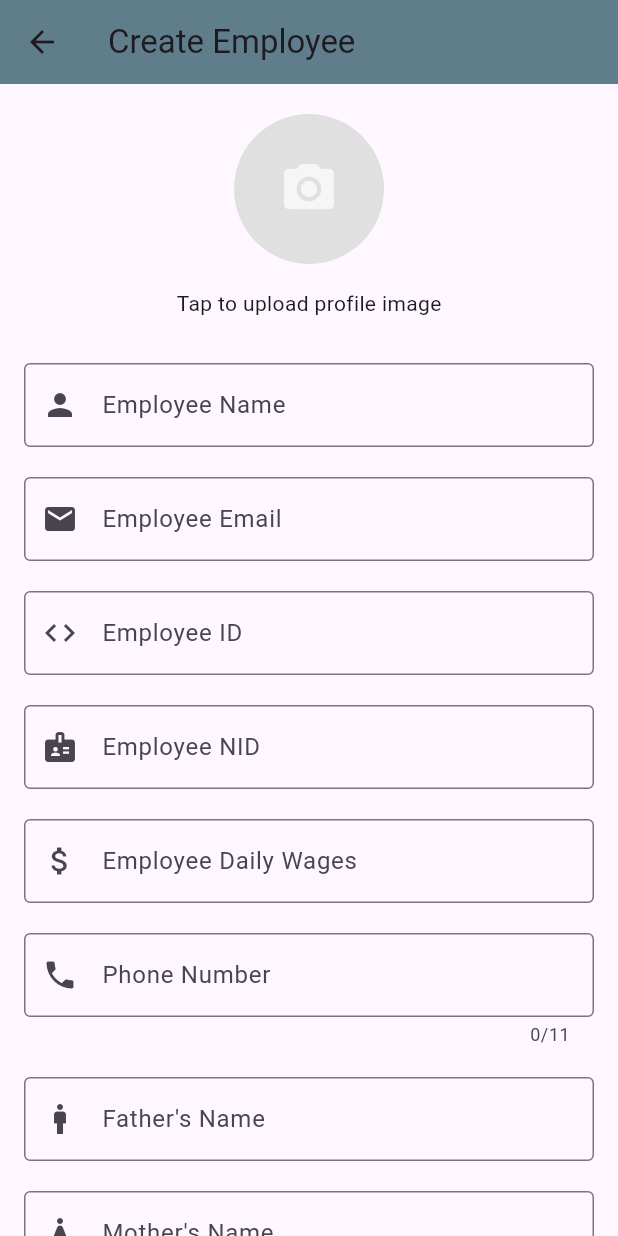
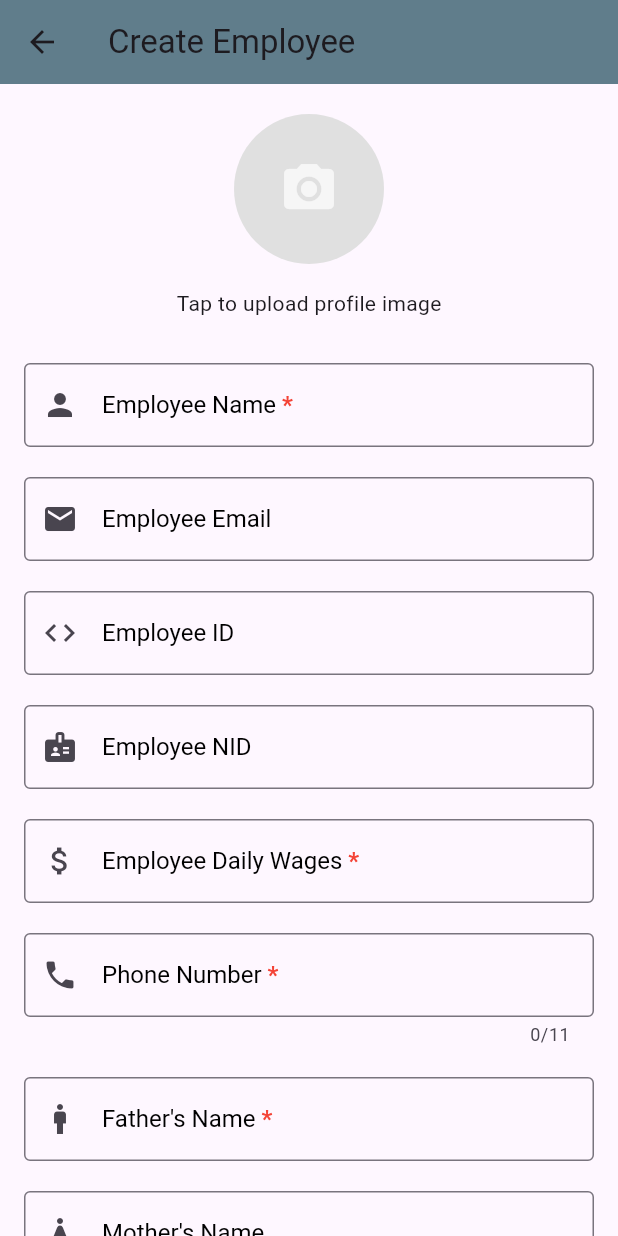
Before and after one commit to zisan-swe/bio_attendance_app, a Flutter app: the EmployeeCreatePage screen opened directly, on a phone screen of 412 x 824 dp. Run offline on Flutter 3.47's test engine with Material 3 defaults, Android fonts, the phone set to English and light mode, and no system bars; our stand-ins replace geolocator, image_picker, sqflite, timezone; accounts and stored records are empty.

```diff
--- a/lib/screens/employee/employee_create_page.dart
+++ b/lib/screens/employee/employee_create_page.dart
@@ -71,7 +71,6 @@ class _EmployeeCreatePageState extends State<EmployeeCreatePage> {
         'Right Little': emp.fingerInfo10,
       };
     } else {
-      // initialize empty
       fingerTemplates = {
         'Left Thumb': '',
         'Left Index': '',
@@ -144,33 +143,12 @@ class _EmployeeCreatePageState extends State<EmployeeCreatePage> {
     }
   }
 
-  // Future<void> _scanFinger(String fingerName) async {
-  //   try {
-  //     final tpl = await _fingerSvc.scanFingerprint();
-  //     setState(() {
-  //       fingerTemplates[fingerName] = tpl;
-  //     });
-  //     ScaffoldMessenger.of(context).showSnackBar(
-  //       SnackBar(content: Text("✅ $fingerName captured")),
-  //     );
-  //   } catch (e) {
-  //     ScaffoldMessenger.of(context).showSnackBar(
-  //       SnackBar(content: Text("❌ $fingerName failed: $e")),
-  //     );
-  //   }
-  // }
-
   Future<void> _scanFinger(String fingerName) async {
     try {
       final tpl = await _fingerSvc.scanFingerprint();
-      print("👉 Captured $fingerName = $tpl");  // Debugging
-
       setState(() {
         fingerTemplates[fingerName] = tpl;
       });
-
-      print("👉 fingerTemplates map = $fingerTemplates"); // Debugging
-
       ScaffoldMessenger.of(context).showSnackBar(
         SnackBar(content: Text("✅ $fingerName captured")),
       );
@@ -181,65 +159,15 @@ class _EmployeeCreatePageState extends State<EmployeeCreatePage> {
     }
   }
 
-
-  // void _save() async {
-  //   if (_formKey.currentState!.validate()) {
-  //     final provider =
-  //     Provider.of<EmployeeProvider>(context, listen: false);
-  //
-  //     final dailyWages =
-  //         double.tryParse(dailyWagesController.text.trim()) ?? 0.0;
-  //
-  //     final employee = EmployeeModel(
-  //       id: widget.employee?.id,
-  //       name: nameController.text.trim(),
-  //       email: emailController.text.trim(),
-  //       employeeNo: codeController.text.trim(),
-  //       nid: nidController.text.trim(),
-  //       dailyWages: dailyWages,
-  //       phone: phoneController.text.trim(),
-  //       fatherName: fatherController.text.trim(),
-  //       motherName: motherController.text.trim(),
-  //       dob: dobController.text.trim(),
-  //       joiningDate: joiningController.text.trim(),
-  //       employeeType: 1,
-  //       fingerInfo1: fingerTemplates['Left Thumb'] ?? '',
-  //       fingerInfo2: fingerTemplates['Left Index'] ?? '',
-  //       fingerInfo3: fingerTemplates['Left Middle'] ?? '',
-  //       fingerInfo4: fingerTemplates['Left Ring'] ?? '',
-  //       fingerInfo5: fingerTemplates['Left Little'] ?? '',
-  //       fingerInfo6: fingerTemplates['Right Thumb'] ?? '',
-  //       fingerInfo7: fingerTemplates['Right Index'] ?? '',
-  //       fingerInfo8: fingerTemplates['Right Middle'] ?? '',
-  //       fingerInfo9: fingerTemplates['Right Ring'] ?? '',
-  //       fingerInfo10: fingerTemplates['Right Little'] ?? '',
-  //       imagePath: _profileImage?.path ?? '',
-  //     );
-  //
-  //     if (widget.employee == null) {
-  //       await provider.addEmployee(employee);
-  //     } else {
-  //       await provider.updateEmployee(employee);
-  //     }
-  //
-  //     ScaffoldMessenger.of(context).showSnackBar(
-  //       const SnackBar(content: Text('✅ Employee Saved Successfully')),
-  //     );
-  //
-  //     Navigator.pop(context, true);
-  //   }
-  // }
-
   Future<void> _save() async {
     if (_formKey.currentState!.validate()) {
       final provider = Provider.of<EmployeeProvider>(context, listen: false);
-
       final dailyWages =
           double.tryParse(dailyWagesController.text.trim()) ?? 0.0;
 
-      // ---- Settings থেকে company_id ফেচ ----
-      final setting = await DatabaseHelper.instance.getSettingBySlug('company_id');
-      final companyId = int.tryParse(setting?.value ?? '') ?? 1; // default = 1
+      final setting =
+      await DatabaseHelper.instance.getSettingBySlug('company_id');
+      final companyId = int.tryParse(setting?.value ?? '') ?? 1;
 
       final employee = EmployeeModel(
         id: widget.employee?.id,
@@ -254,7 +182,7 @@ class _EmployeeCreatePageState extends State<EmployeeCreatePage> {
         dob: dobController.text.trim(),
         joiningDate: joiningController.text.trim(),
         employeeType: 'Wages',
-        companyId:companyId,
+        companyId: companyId,
         fingerInfo1: fingerTemplates['Left Thumb'] ?? '',
         fingerInfo2: fingerTemplates['Left Index'] ?? '',
         fingerInfo3: fingerTemplates['Left Middle'] ?? '',
@@ -274,13 +202,10 @@ class _EmployeeCreatePageState extends State<EmployeeCreatePage> {
         await provider.updateEmployee(employee);
       }
 
-      // 🔹 API তে পাঠানো
       try {
-        // await ApiService.createLabour(employee);
         await ApiService.createLabour(employee.toJson());
         ScaffoldMessenger.of(context).showSnackBar(
-          const SnackBar(
-              content: Text('✅ Employee saved & uploaded to API')),
+          const SnackBar(content: Text('✅ Employee saved & uploaded to API')),
         );
       } catch (e) {
         ScaffoldMessenger.of(context).showSnackBar(
@@ -292,13 +217,33 @@ class _EmployeeCreatePageState extends State<EmployeeCreatePage> {
     }
   }
 
-  Widget _buildInputField(String label, TextEditingController controller,
-      IconData icon,
-      {bool isRequired = true}) {
+  /// 🔹 Common Input Field with optional red asterisk
+  Widget _buildInputField(
+      String label,
+      TextEditingController controller,
+      IconData icon, {
+        bool isRequired = true,
+      }) {
     return TextFormField(
       controller: controller,
       decoration: InputDecoration(
-        labelText: label,
+        label: RichText(
+          text: TextSpan(
+            text: label,
+            style: const TextStyle(color: Colors.black, fontSize: 16),
+            children: isRequired
+                ? const [
+              TextSpan(
+                text: ' *',
+                style: TextStyle(
+                  color: Colors.red,
+                  fontWeight: FontWeight.bold,
+                ),
+              ),
+            ]
+                : [],
+          ),
+        ),
         prefixIcon: Icon(icon),
         border: const OutlineInputBorder(),
       ),
@@ -309,13 +254,28 @@ class _EmployeeCreatePageState extends State<EmployeeCreatePage> {
     );
   }
 
+  /// 🔹 Phone field with red asterisk
   Widget _buildInputFieldPhone(
       String label, TextEditingController controller, IconData icon) {
     return TextFormField(
       controller: controller,
       keyboardType: TextInputType.phone,
       decoration: InputDecoration(
-        labelText: label,
+        label: RichText(
+          text: const TextSpan(
+            text: 'Phone Number',
+            style: TextStyle(color: Colors.black, fontSize: 16),
+            children: [
+              TextSpan(
+                text: ' *',
+                style: TextStyle(
+                  color: Colors.red,
+                  fontWeight: FontWeight.bold,
+                ),
+              ),
+            ],
+          ),
+        ),
         prefixIcon: Icon(icon),
         border: const OutlineInputBorder(),
       ),
@@ -331,25 +291,46 @@ class _EmployeeCreatePageState extends State<EmployeeCreatePage> {
     );
   }
 
+  /// 🔹 Date Field with optional red asterisk
   Widget _buildDateField(
-      String label, TextEditingController controller) {
+      String label,
+      TextEditingController controller, {
+        bool isRequired = true,
+      }) {
     return TextFormField(
       controller: controller,
       readOnly: true,
       onTap: () => _selectDate(context, controller),
       decoration: InputDecoration(
-        labelText: label,
+        label: RichText(
+          text: TextSpan(
+            text: label,
+            style: const TextStyle(color: Colors.black, fontSize: 16),
+            children: isRequired
+                ? const [
+              TextSpan(
+                text: ' *',
+                style: TextStyle(
+                  color: Colors.red,
+                  fontWeight: FontWeight.bold,
+                ),
+              ),
+            ]
+                : [],
+          ),
+        ),
         prefixIcon: const Icon(Icons.calendar_today),
         border: const OutlineInputBorder(),
       ),
-      validator: (val) =>
-      val == null || val.trim().isEmpty ? 'Select $label' : null,
+      validator: (val) {
+        if (!isRequired) return null;
+        return val == null || val.trim().isEmpty ? 'Select $label' : null;
+      },
     );
   }
 
   Widget _buildFinger(String fingerName) {
     bool isScanned = (fingerTemplates[fingerName]?.isNotEmpty ?? false);
-
     return Padding(
       padding: const EdgeInsets.symmetric(vertical: 4),
       child: ElevatedButton(
@@ -398,18 +379,14 @@ class _EmployeeCreatePageState extends State<EmployeeCreatePage> {
                 _buildFinger('Left Little'),
               ],
             ),
-
             Column(
               children: const [
                 SizedBox(height: 30),
-                Icon(Icons.pan_tool_alt_rounded,
-                    size: 60, color: Colors.grey),
+                Icon(Icons.pan_tool_alt_rounded, size: 60, color: Colors.grey),
                 SizedBox(height: 10),
-                Icon(Icons.pan_tool_alt_rounded,
-                    size: 60, color: Colors.grey),
+                Icon(Icons.pan_tool_alt_rounded, size: 60, color: Colors.grey),
               ],
             ),
-
             // Right Hand
             Column(
               children: [
@@ -436,9 +413,8 @@ class _EmployeeCreatePageState extends State<EmployeeCreatePage> {
 
     return Scaffold(
       appBar: AppBar(
-        title: Text(widget.employee == null
-            ? 'Create Employee'
-            : 'Edit Employee'),
+        title:
+        Text(widget.employee == null ? 'Create Employee' : 'Edit Employee'),
         backgroundColor: Colors.blueGrey,
       ),
       body: SingleChildScrollView(
@@ -474,57 +450,28 @@ class _EmployeeCreatePageState extends State<EmployeeCreatePage> {
                     runSpacing: 20,
                     spacing: 20,
                     children: [
-                      SizedBox(
-                        width: isWide ? 400 : double.infinity,
-                        child: _buildInputField(
-                            'Employee Name', nameController, Icons.person),
-                      ),
-                      SizedBox(
-                        width: isWide ? 400 : double.infinity,
-                        child: _buildInputField(
-                            'Employee Email', emailController, Icons.email,
-                            isRequired: false),
-                      ),
-                      SizedBox(
-                        width: isWide ? 400 : double.infinity,
-                        child: _buildInputField(
-                            'Employee ID', codeController, Icons.code),
-                      ),
-                      SizedBox(
-                        width: isWide ? 400 : double.infinity,
-                        child: _buildInputField(
-                            'Employee NID', nidController, Icons.badge),
-                      ),
-                      SizedBox(
-                        width: isWide ? 400 : double.infinity,
-                        child: _buildInputField('Employee Daily Wages',
-                            dailyWagesController, Icons.attach_money),
-                      ),
-                      SizedBox(
-                        width: isWide ? 400 : double.infinity,
-                        child: _buildInputFieldPhone(
-                            'Phone Number', phoneController, Icons.phone),
-                      ),
-                      SizedBox(
-                        width: isWide ? 400 : double.infinity,
-                        child: _buildInputField(
-                            'Father\'s Name', fatherController, Icons.man),
-                      ),
-                      SizedBox(
-                        width: isWide ? 400 : double.infinity,
-                        child: _buildInputField(
-                            'Mother\'s Name', motherController, Icons.woman),
-                      ),
-                      SizedBox(
-                        width: isWide ? 400 : double.infinity,
-                        child: _buildDateField(
-                            'Date of Birth', dobController),
-                      ),
-                      SizedBox(
-                        width: isWide ? 400 : double.infinity,
-                        child: _buildDateField(
-                            'Joining Date', joiningController),
-                      ),
+                      _buildInputField('Employee Name', nameController,
+                          Icons.person),
+                      _buildInputField('Employee Email', emailController,
+                          Icons.email,
+                          isRequired: false),
+                      _buildInputField('Employee ID', codeController, Icons.code,
+                          isRequired: false),
+                      _buildInputField('Employee NID', nidController,
+                          Icons.badge,
+                          isRequired: false),
+                      _buildInputField('Employee Daily Wages',
+                          dailyWagesController, Icons.attach_money),
+                      _buildInputFieldPhone(
+                          'Phone Number', phoneController, Icons.phone),
+                      _buildInputField(
+                          'Father\'s Name', fatherController, Icons.man),
+                      _buildInputField('Mother\'s Name', motherController,
+                          Icons.woman,
+                          isRequired: false),
+                      _buildDateField('Date of Birth', dobController,
+                          isRequired: false),
+                      _buildDateField('Joining Date', joiningController),
                     ],
                   ),
                   const SizedBox(height: 30),
--- a/pubspec.yaml
+++ b/pubspec.yaml
@@ -28,3 +28,5 @@ dev_dependencies:
 
 flutter:
   uses-material-design: true
+  assets:
+    - assets/logo.jpeg
```
Also changed, not shown: lib/screens/employee/employee_edit_page.dart (+102 -12 lines), lib/screens/login_screen.dart (+11 -2 lines), lib/screens/setting/setting_seeding_page.dart (+12 -12 lines), assets/logo.jpeg (added).
